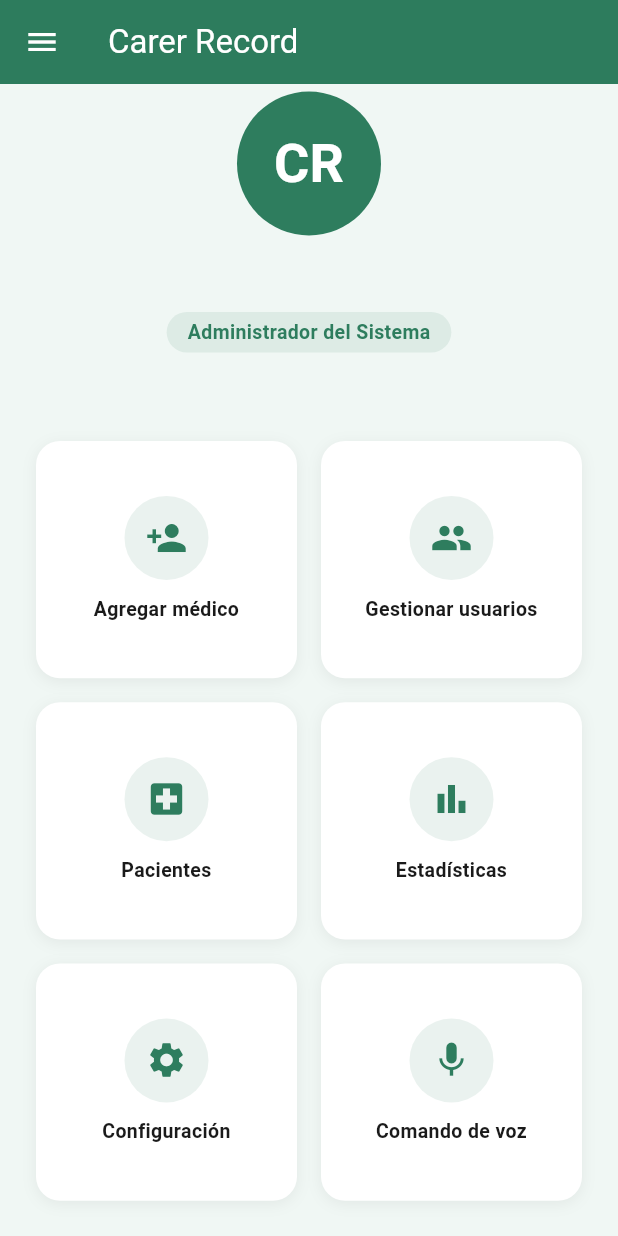
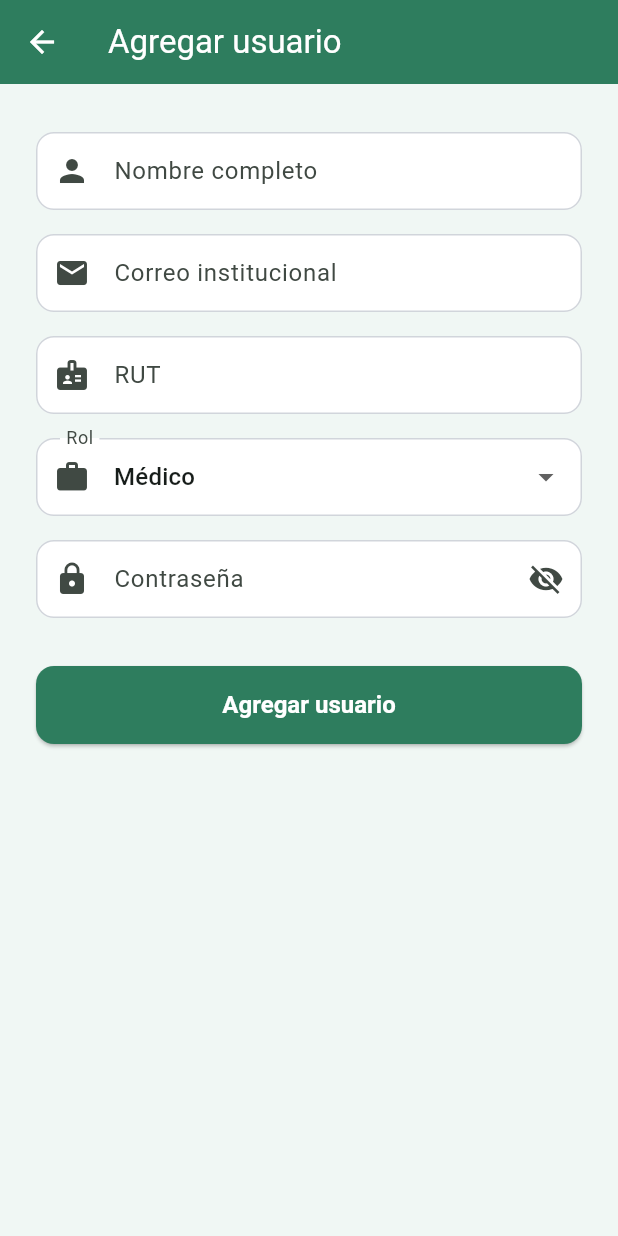
Before and after one commit to MonarcShadow/carer-record, a Flutter app: the HomeScreen screen opened directly with empty values, scrolled down 35 dp, after a tap on "Agregar médico", on a phone screen of 412 x 824 dp. Run offline on Flutter 3.47's test engine with Material 3 defaults, Android fonts, the phone set to English and light mode, and no system bars; our stand-ins replace local_auth, shared_preferences; accounts and stored records are empty.

Commit message:
feat: agregar gestión de usuarios con formularios y servicios

```diff
--- /dev/null
+++ b/app/lib/data/remote/users_service.dart
@@ -0,0 +1,79 @@
+import 'dart:convert';
+import 'package:http/http.dart' as http;
+import '../../core/config.dart';
+
+class UserModel {
+  final String id;
+  final String name;
+  final String email;
+  final String rut;
+  final String role;
+  final bool active;
+
+  UserModel({
+    required this.id,
+    required this.name,
+    required this.email,
+    required this.rut,
+    required this.role,
+    required this.active,
+  });
+
+  factory UserModel.fromJson(Map<String, dynamic> json) => UserModel(
+        id:     json['id'],
+        name:   json['name'],
+        email:  json['email'],
+        rut:    json['rut'],
+        role:   json['role'],
+        active: json['active'],
+      );
+}
+
+class UsersService {
+  final String _base = '${AppConfig.baseUrl}/api/v1/users';
+
+  Future<List<UserModel>> getUsers() async {
+    final res = await http.get(Uri.parse('$_base/'));
+    if (res.statusCode == 200) {
+      final List data = jsonDecode(res.body);
+      return data.map((e) => UserModel.fromJson(e)).toList();
+    }
+    throw Exception('Error al cargar usuarios');
+  }
+
+  Future<UserModel> createUser({
+    required String name,
+    required String email,
+    required String rut,
+    required String role,
+    required String password,
+  }) async {
+    final res = await http.post(
+      Uri.parse('$_base/'),
+      headers: {'Content-Type': 'application/json'},
+      body: jsonEncode({
+        'name': name, 'email': email,
+        'rut': rut, 'role': role, 'password': password,
+      }),
+    );
+    if (res.statusCode == 201) return UserModel.fromJson(jsonDecode(res.body));
+    final detail = jsonDecode(res.body)['detail'] ?? 'Error al crear usuario';
+    throw Exception(detail);
+  }
+
+  Future<UserModel> updateUser(String id, Map<String, dynamic> fields) async {
+    final res = await http.put(
+      Uri.parse('$_base/$id'),
+      headers: {'Content-Type': 'application/json'},
+      body: jsonEncode(fields),
+    );
+    if (res.statusCode == 200) return UserModel.fromJson(jsonDecode(res.body));
+    final detail = jsonDecode(res.body)['detail'] ?? 'Error al actualizar';
+    throw Exception(detail);
+  }
+
+  Future<void> deleteUser(String id) async {
+    final res = await http.delete(Uri.parse('$_base/$id'));
+    if (res.statusCode != 204) throw Exception('Error al eliminar usuario');
+  }
+}
--- /dev/null
+++ b/app/lib/presentation/admin/user_form_screen.dart
@@ -0,0 +1,194 @@
+import 'package:flutter/material.dart';
+import '../../core/theme.dart';
+import '../../data/remote/users_service.dart';
+
+class UserFormScreen extends StatefulWidget {
+  final UserModel? user;
+  const UserFormScreen({super.key, this.user});
+
+  @override
+  State<UserFormScreen> createState() => _UserFormScreenState();
+}
+
+class _UserFormScreenState extends State<UserFormScreen> {
+  final _formKey       = GlobalKey<FormState>();
+  final _nameCtrl      = TextEditingController();
+  final _emailCtrl     = TextEditingController();
+  final _rutCtrl       = TextEditingController();
+  final _passwordCtrl  = TextEditingController();
+  final UsersService _service = UsersService();
+
+  String _selectedRole    = 'doctor';
+  bool _obscurePassword   = true;
+  bool _isLoading         = false;
+  bool get _isEditing     => widget.user != null;
+
+  static const _roles = ['admin', 'doctor', 'nurse', 'tech'];
+  static const _roleLabels = {
+    'admin':  'Administrador',
+    'doctor': 'Médico',
+    'nurse':  'Enfermería',
+    'tech':   'Equipo Ampliado',
+  };
+
+  @override
+  void initState() {
+    super.initState();
+    if (_isEditing) {
+      _nameCtrl.text  = widget.user!.name;
+      _emailCtrl.text = widget.user!.email;
+      _rutCtrl.text   = widget.user!.rut;
+      _selectedRole   = widget.user!.role;
+    }
+  }
+
+  @override
+  void dispose() {
+    _nameCtrl.dispose();
+    _emailCtrl.dispose();
+    _rutCtrl.dispose();
+    _passwordCtrl.dispose();
+    super.dispose();
+  }
+
+  Future<void> _submit() async {
+    if (!_formKey.currentState!.validate()) return;
+    setState(() => _isLoading = true);
+
+    try {
+      if (_isEditing) {
+        final fields = <String, dynamic>{
+          'name':  _nameCtrl.text.trim(),
+          'email': _emailCtrl.text.trim(),
+          'rut':   _rutCtrl.text.trim(),
+          'role':  _selectedRole,
+        };
+        if (_passwordCtrl.text.isNotEmpty) {
+          fields['password'] = _passwordCtrl.text;
+        }
+        await _service.updateUser(widget.user!.id, fields);
+      } else {
+        await _service.createUser(
+          name:     _nameCtrl.text.trim(),
+          email:    _emailCtrl.text.trim(),
+          rut:      _rutCtrl.text.trim(),
+          role:     _selectedRole,
+          password: _passwordCtrl.text,
+        );
+      }
+      if (!mounted) return;
+      Navigator.pop(context);
+    } catch (e) {
+      if (!mounted) return;
+      ScaffoldMessenger.of(context).showSnackBar(
+        SnackBar(
+          content: Text(e.toString().replaceAll('Exception: ', '')),
+          backgroundColor: Colors.red,
+        ),
+      );
+    } finally {
+      if (mounted) setState(() => _isLoading = false);
+    }
+  }
+
+  @override
+  Widget build(BuildContext context) {
+    return Scaffold(
+      backgroundColor: AppTheme.background,
+      appBar: AppBar(
+        title: Text(_isEditing ? 'Editar usuario' : 'Agregar usuario'),
+        backgroundColor: AppTheme.primary,
+        foregroundColor: Colors.white,
+        elevation: 0,
+      ),
+      body: SingleChildScrollView(
+        padding: const EdgeInsets.all(24),
+        child: Form(
+          key: _formKey,
+          child: Column(
+            crossAxisAlignment: CrossAxisAlignment.stretch,
+            children: [
+              const SizedBox(height: 8),
+              TextFormField(
+                controller: _nameCtrl,
+                decoration: const InputDecoration(
+                  labelText: 'Nombre completo',
+                  prefixIcon: Icon(Icons.person),
+                ),
+                validator: (v) => v == null || v.isEmpty ? 'Ingresa el nombre' : null,
+              ),
+              const SizedBox(height: 16),
+              TextFormField(
+                controller: _emailCtrl,
+                keyboardType: TextInputType.emailAddress,
+                decoration: const InputDecoration(
+                  labelText: 'Correo institucional',
+                  prefixIcon: Icon(Icons.email),
+                ),
+                validator: (v) => v == null || v.isEmpty ? 'Ingresa el correo' : null,
+              ),
+              const SizedBox(height: 16),
+              TextFormField(
+                controller: _rutCtrl,
+                decoration: const InputDecoration(
+                  labelText: 'RUT',
+                  hintText: '12.345.678-9',
+                  prefixIcon: Icon(Icons.badge),
+                ),
+                validator: (v) => v == null || v.isEmpty ? 'Ingresa el RUT' : null,
+              ),
+              const SizedBox(height: 16),
+              DropdownButtonFormField<String>(
+                initialValue: _selectedRole,
+                decoration: const InputDecoration(
+                  labelText: 'Rol',
+                  prefixIcon: Icon(Icons.work),
+                ),
+                items: _roles.map((role) => DropdownMenuItem(
+                  value: role,
+                  child: Text(_roleLabels[role] ?? role),
+                )).toList(),
+                onChanged: (v) => setState(() => _selectedRole = v!),
+              ),
+              const SizedBox(height: 16),
+              TextFormField(
+                controller: _passwordCtrl,
+                obscureText: _obscurePassword,
+                decoration: InputDecoration(
+                  labelText: _isEditing
+                      ? 'Nueva contraseña (dejar vacío para no cambiar)'
+                      : 'Contraseña',
+                  prefixIcon: const Icon(Icons.lock),
+                  suffixIcon: IconButton(
+                    icon: Icon(_obscurePassword
+                        ? Icons.visibility_off
+                        : Icons.visibility),
+                    onPressed: () =>
+                        setState(() => _obscurePassword = !_obscurePassword),
+                  ),
+                ),
+                validator: (v) {
+                  if (!_isEditing && (v == null || v.isEmpty)) {
+                    return 'Ingresa una contraseña';
+                  }
+                  if (v != null && v.isNotEmpty && v.length < 6) {
+                    return 'Mínimo 6 caracteres';
+                  }
+                  return null;
+                },
+              ),
+              const SizedBox(height: 32),
+              _isLoading
+                  ? const Center(
+                      child: CircularProgressIndicator(color: AppTheme.primary))
+                  : ElevatedButton(
+                      onPressed: _submit,
+                      child: Text(_isEditing ? 'Guardar cambios' : 'Agregar usuario'),
+                    ),
+            ],
+          ),
+        ),
+      ),
+    );
+  }
+}
--- a/app/lib/presentation/auth/home_screen.dart
+++ b/app/lib/presentation/auth/home_screen.dart
@@ -1,4 +1,6 @@
 import 'package:flutter/material.dart';
+import '../admin/users_screen.dart';
+import '../admin/user_form_screen.dart';
 import '../../core/theme.dart';
 import '../../data/remote/dto/auth_dto.dart';
 import '../widgets/app_drawer.dart';
@@ -94,12 +96,36 @@ class _HomeScreenState extends State<HomeScreen> {
             mainAxisSpacing: 16,
             childAspectRatio: 1.1,
             children: [
-              _ActionCard(icon: Icons.person_add,     label: 'Agregar médico',      onTap: () {}),
-              _ActionCard(icon: Icons.people,         label: 'Gestionar usuarios',  onTap: () {}),
-              _ActionCard(icon: Icons.local_hospital, label: 'Pacientes',           onTap: () {}),
-              _ActionCard(icon: Icons.bar_chart,      label: 'Estadísticas',        onTap: () {}),
-              _ActionCard(icon: Icons.settings,       label: 'Configuración',       onTap: () {}),
-              _ActionCard(icon: Icons.mic,            label: 'Comando de voz',      onTap: () {}),
+              _ActionCard(
+                icon: Icons.person_add,
+                label: 'Agregar médico',
+                onTap: () async {
+                  await Navigator.push(context,
+                    MaterialPageRoute(builder: (_) => const UserFormScreen()));
+                }),
+              _ActionCard(
+                icon: Icons.people,
+                label: 'Gestionar usuarios',
+                onTap: () async {
+                  await Navigator.push(context,
+                    MaterialPageRoute(builder: (_) => const UsersScreen()));
+                }),
+              _ActionCard(
+                icon: Icons.local_hospital,
+                label: 'Pacientes',
+                onTap: () {}),
+              _ActionCard(
+                icon: Icons.bar_chart,
+                label: 'Estadísticas',
+                onTap: () {}),
+              _ActionCard(
+                icon: Icons.settings,
+                label: 'Configuración',
+                onTap: () {}),
+              _ActionCard(
+                icon: Icons.mic,
+                label: 'Comando de voz',
+                onTap: () {}),
             ],
           ),
         ],
```
Also changed, not shown: app/lib/presentation/admin/users_screen.dart (added, +234 -0 lines).
